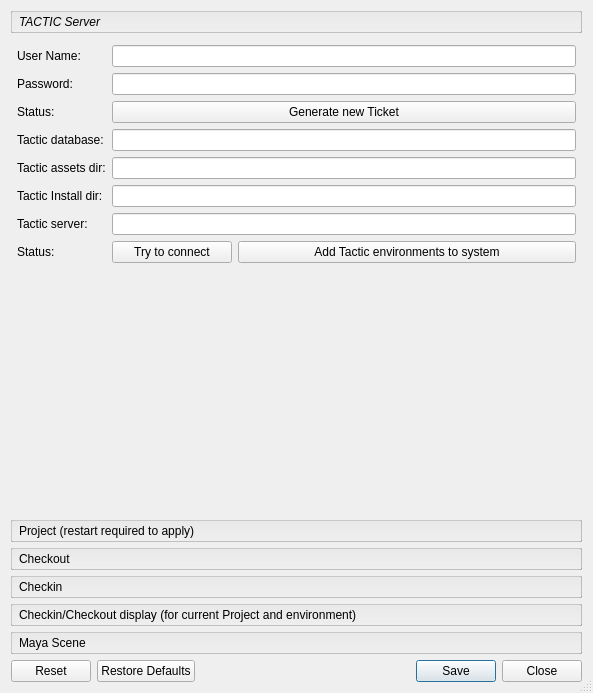
This is lib/ui/ui_conf.ui in listyque/TACTIC-Handler as Qt 5 draws it before an edit. The edited form follows.
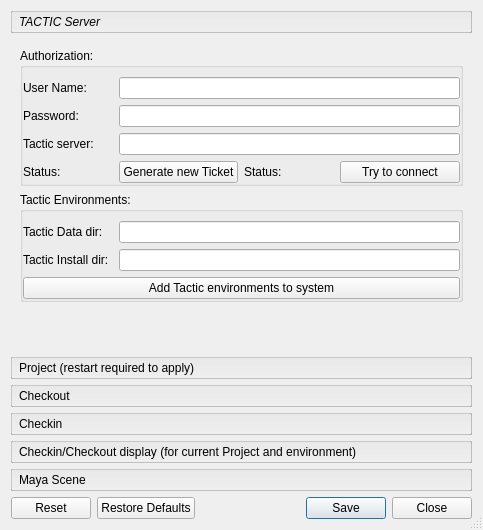
This is the edited form.

```diff
--- a/lib/ui/ui_conf.ui
+++ b/lib/ui/ui_conf.ui
@@ -5,14 +5,6 @@
   <property name="windowModality">
    <enum>Qt::ApplicationModal</enum>
   </property>
-  <property name="geometry">
-   <rect>
-    <x>0</x>
-    <y>0</y>
-    <width>593</width>
-    <height>693</height>
-   </rect>
-  </property>
   <property name="windowTitle">
    <string>TACTIC Handler configuration</string>
   </property>
@@ -58,105 +50,170 @@
        <rect>
         <x>0</x>
         <y>0</y>
-        <width>575</width>
-        <height>484</height>
+        <width>470</width>
+        <height>400</height>
        </rect>
       </property>
       <attribute name="label">
        <string>TACTIC Server</string>
       </attribute>
-      <layout class="QVBoxLayout" name="verticalLayout_2">
-       <property name="margin">
-        <number>6</number>
-       </property>
-       <item>
-        <layout class="QGridLayout" name="serverOptionsLayout" columnstretch="0,0,1">
-         <item row="4" column="1" colspan="2">
+      <layout class="QGridLayout" name="serverOptionsLayout">
+       <item row="1" column="0">
+        <widget class="QGroupBox" name="environmentsGroupBox">
+         <property name="title">
+          <string>Tactic Environments:</string>
+         </property>
+         <property name="flat">
+          <bool>true</bool>
+         </property>
+         <layout class="QGridLayout" name="environmentLayout">
+          <property name="leftMargin">
+           <number>0</number>
+          </property>
+          <property name="rightMargin">
+           <number>0</number>
+          </property>
+          <property name="bottomMargin">
+           <number>0</number>
+          </property>
+          <item row="0" column="0">
+           <widget class="QLabel" name="tacticEnvLable">
+            <property name="minimumSize">
+             <size>
+              <width>90</width>
+              <height>0</height>
+             </size>
+            </property>
+            <property name="text">
+             <string>Tactic Data dir:</string>
+            </property>
+           </widget>
+          </item>
+          <item row="0" column="1">
           <widget class="QLineEdit" name="tacticEnvLineEdit"/>
          </item>
-         <item row="5" column="1" colspan="2">
-          <widget class="QLineEdit" name="tacticAssetDirLineEdit"/>
-         </item>
-         <item row="6" column="0">
+          <item row="1" column="0">
           <widget class="QLabel" name="tacticInstallDirLable">
            <property name="text">
             <string>Tactic Install dir:</string>
            </property>
           </widget>
          </item>
-         <item row="6" column="1" colspan="2">
+          <item row="1" column="1">
           <widget class="QLineEdit" name="tacticInstallDirLineEdit"/>
          </item>
-         <item row="7" column="0">
-          <widget class="QLabel" name="tacticServerLable">
+          <item row="3" column="0" colspan="2">
+           <widget class="QPushButton" name="addTacticEnv">
            <property name="text">
-            <string>Tactic server:</string>
+             <string>Add Tactic environments to system</string>
            </property>
           </widget>
          </item>
-         <item row="5" column="0">
-          <widget class="QLabel" name="tacticAssetDirLable">
-           <property name="text">
-            <string>Tactic assets dir:</string>
-           </property>
-          </widget>
-         </item>
-         <item row="4" column="0">
-          <widget class="QLabel" name="tacticEnvLable">
-           <property name="text">
-            <string>Tactic database:</string>
-           </property>
-          </widget>
-         </item>
-         <item row="2" column="1" colspan="2">
-          <widget class="QPushButton" name="generateTicketButton">
+         </layout>
+        </widget>
+       </item>
+       <item row="0" column="0">
+        <widget class="QGroupBox" name="authorizingGroupBox">
+         <property name="title">
+          <string>Authorization:</string>
+         </property>
+         <property name="flat">
+          <bool>true</bool>
+         </property>
+         <layout class="QGridLayout" name="authorizationLayout" columnstretch="0,1,0,1">
+          <property name="leftMargin">
+           <number>0</number>
+          </property>
+          <property name="rightMargin">
+           <number>0</number>
+          </property>
+          <property name="bottomMargin">
+           <number>0</number>
+          </property>
+          <item row="4" column="3">
+           <widget class="QPushButton" name="connectToServerButton">
+            <property name="minimumSize">
+             <size>
+              <width>120</width>
+              <height>0</height>
+             </size>
+            </property>
            <property name="text">
-            <string>Generate new Ticket</string>
+             <string>Try to connect</string>
            </property>
           </widget>
          </item>
-         <item row="2" column="0">
-          <widget class="QLabel" name="loginStatusLable">
+          <item row="0" column="0">
+           <widget class="QLabel" name="userNameLable">
            <property name="text">
-            <string>Status:</string>
+             <string>User Name:</string>
            </property>
           </widget>
          </item>
-         <item row="0" column="1" colspan="2">
+          <item row="0" column="1" colspan="3">
           <widget class="QLineEdit" name="userNameLineEdit"/>
          </item>
-         <item row="7" column="1" colspan="2">
-          <widget class="QLineEdit" name="tacticServerLineEdit"/>
-         </item>
-         <item row="1" column="1" colspan="2">
+          <item row="1" column="0">
+           <widget class="QLabel" name="passwordLable">
+            <property name="text">
+             <string>Password:</string>
+            </property>
+           </widget>
+          </item>
+          <item row="1" column="1" colspan="3">
           <widget class="QLineEdit" name="passwordLineEdit">
            <property name="echoMode">
             <enum>QLineEdit::PasswordEchoOnEdit</enum>
            </property>
           </widget>
          </item>
-         <item row="1" column="0">
-          <widget class="QLabel" name="passwordLable">
+          <item row="4" column="0">
+           <widget class="QLabel" name="loginStatusLable">
+            <property name="minimumSize">
+             <size>
+              <width>90</width>
+              <height>0</height>
+             </size>
+            </property>
            <property name="text">
-            <string>Password:</string>
+             <string>Status:</string>
            </property>
           </widget>
          </item>
-         <item row="0" column="0">
-          <widget class="QLabel" name="userNameLable">
+          <item row="4" column="1">
+           <widget class="QPushButton" name="generateTicketButton">
            <property name="text">
-            <string>User Name:</string>
+             <string>Generate new Ticket</string>
            </property>
           </widget>
          </item>
-         <item row="8" column="0">
+          <item row="4" column="2">
           <widget class="QLabel" name="tacticStatusLable">
+            <property name="minimumSize">
+             <size>
+              <width>90</width>
+              <height>0</height>
+             </size>
+            </property>
            <property name="text">
             <string>Status:</string>
            </property>
           </widget>
          </item>
-         <item row="9" column="2">
+          <item row="2" column="0">
+           <widget class="QLabel" name="tacticServerLable">
+            <property name="text">
+             <string>Tactic server:</string>
+            </property>
+           </widget>
+          </item>
+          <item row="2" column="1" colspan="3">
+           <widget class="QLineEdit" name="tacticServerLineEdit"/>
+          </item>
+         </layout>
+        </widget>
+       </item>
+       <item row="2" column="0">
           <spacer name="verticalSpacer">
            <property name="orientation">
             <enum>Qt::Vertical</enum>
@@ -169,28 +226,6 @@
            </property>
           </spacer>
          </item>
-         <item row="8" column="1">
-          <widget class="QPushButton" name="connectToServerButton">
-           <property name="minimumSize">
-            <size>
-             <width>120</width>
-             <height>0</height>
-            </size>
-           </property>
-           <property name="text">
-            <string>Try to connect</string>
-           </property>
-          </widget>
-         </item>
-         <item row="8" column="2">
-          <widget class="QPushButton" name="addTacticEnv">
-           <property name="text">
-            <string>Add Tactic environments to system</string>
-           </property>
-          </widget>
-         </item>
-        </layout>
-       </item>
       </layout>
      </widget>
      <widget class="QWidget" name="projectPage">
```
Left out of the diff: 21 changed lines with no effect on the pictures. Lines whose indentation alone changed are shown as unchanged.
